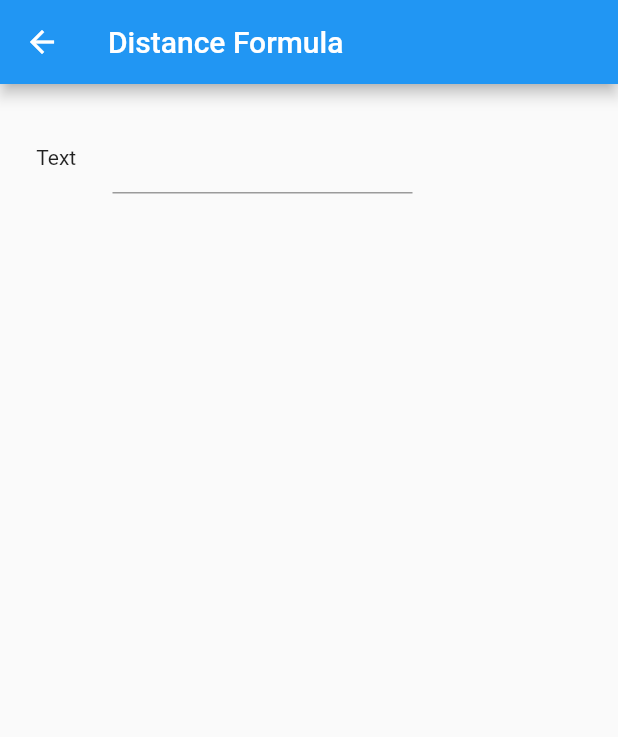
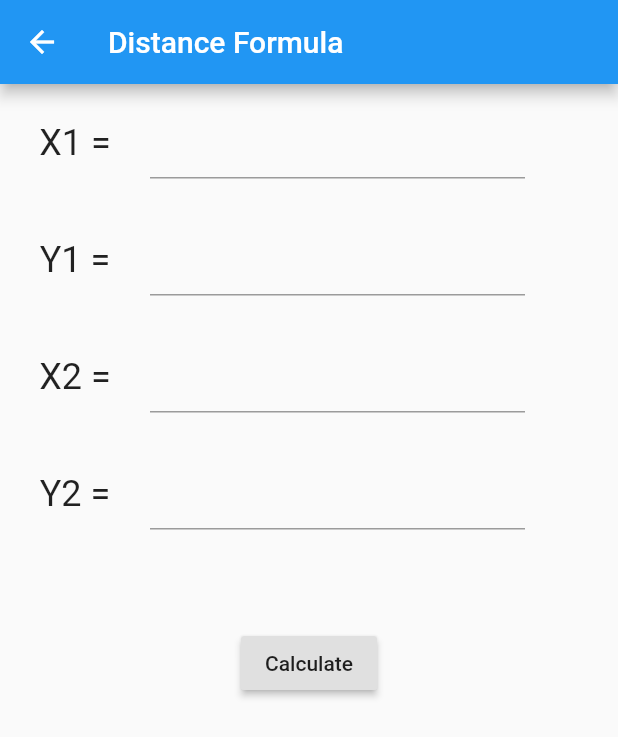
Before and after one commit to McHippy3/equation_solver, a Flutter app: the DistancePage screen opened directly, on a phone screen of 412 x 824 dp. Shown: the top 737 px of the screen. Run offline on Flutter 3.47's test engine with Material 2 defaults, Android fonts, the phone set to English and light mode, and no system bars.

Commit message:
10/24/2018

```diff
--- a/lib/distance_page.dart
+++ b/lib/distance_page.dart
@@ -1,5 +1,5 @@
 import 'package:flutter/material.dart';
-import 'main_page.dart';
+import './row_textfield.dart';
 
 class DistancePage extends StatefulWidget {
   State<StatefulWidget> createState() {
@@ -8,30 +8,54 @@ class DistancePage extends StatefulWidget {
 }
 
 class _DistancePageState extends State<DistancePage> {
+  RowTextFields _x1 = RowTextFields(
+      frontText: 'X1 =',
+      widthText: 100.0,
+      widthTextField: 250.0,
+      fontSize: 24.0);
+
+  RowTextFields _y1 = RowTextFields(
+      frontText: 'Y1 =',
+      widthText: 100.0,
+      widthTextField: 250.0,
+      fontSize: 24.0);
+
+  RowTextFields _x2 = RowTextFields(
+      frontText: 'X2 =',
+      widthText: 100.0,
+      widthTextField: 250.0,
+      fontSize: 24.0);
+
+  RowTextFields _y2 = RowTextFields(
+      frontText: 'Y2 =',
+      widthText: 100.0,
+      widthTextField: 250.0,
+      fontSize: 24.0);
+
   Widget build(BuildContext context) {
     return Scaffold(
       appBar: AppBar(
         title: Text('Distance Formula'),
       ),
-      body: Column(
-        children: <Widget>[
-          Row(
-            mainAxisAlignment: MainAxisAlignment.start,
-            children: <Widget>[
-              Container(
-                padding: const EdgeInsets.symmetric(horizontal: 15.0),
-                width: 75.0,
-                child: Center(child: Text('Text')),
-              ),
-              Container(
-                padding: const EdgeInsets.symmetric(vertical: 25.0),
-                width: 200.0,
-                child: TextField(),
-              ),
-            ],
+      body: ListView(children: <Widget>[
+        _x1,
+        _y1,
+        _x2,
+        _y2,
+        Padding(
+          padding: const EdgeInsets.only(top: 50.0),
+          child: Center(
+            child: RaisedButton(
+              child: Text('Calculate'),
+              onPressed: calculate,
+            ),
           ),
-        ],
-      ),
+        ),
+      ]),
     );
   }
+
+  void calculate() {
+    _x1.getValues();
+  }
 }
--- /dev/null
+++ b/lib/row_textfield.dart
@@ -0,0 +1,40 @@
+import 'package:flutter/material.dart';
+
+class RowTextFields extends StatelessWidget{
+  String frontText;
+  double widthText, widthTextField, fontSize;
+  static TextEditingController controller = TextEditingController();
+  TextField tf = TextField(controller: controller,);
+
+  RowTextFields({this.frontText = '', this.widthText = 0.0, this.widthTextField = 0.0, this.fontSize = 24.0} );
+
+  @override
+  Widget build (BuildContext context){
+    return Row(
+          mainAxisAlignment: MainAxisAlignment.start,
+          children: <Widget>[
+            Container(
+              padding: const EdgeInsets.all(15.0),
+              width: widthText,
+              child: Center(
+                child: Text(
+                  frontText,
+                  style: TextStyle(
+                    fontSize: fontSize,
+                  ),
+                ),
+              ),
+            ),
+            Container(
+              padding: const EdgeInsets.symmetric(vertical: 15.0),
+              width: widthTextField,
+              child: tf,
+            ),
+          ],
+    );
+  }
+
+  String getValues(){
+    print(controller.text);
+  }
+}
```
